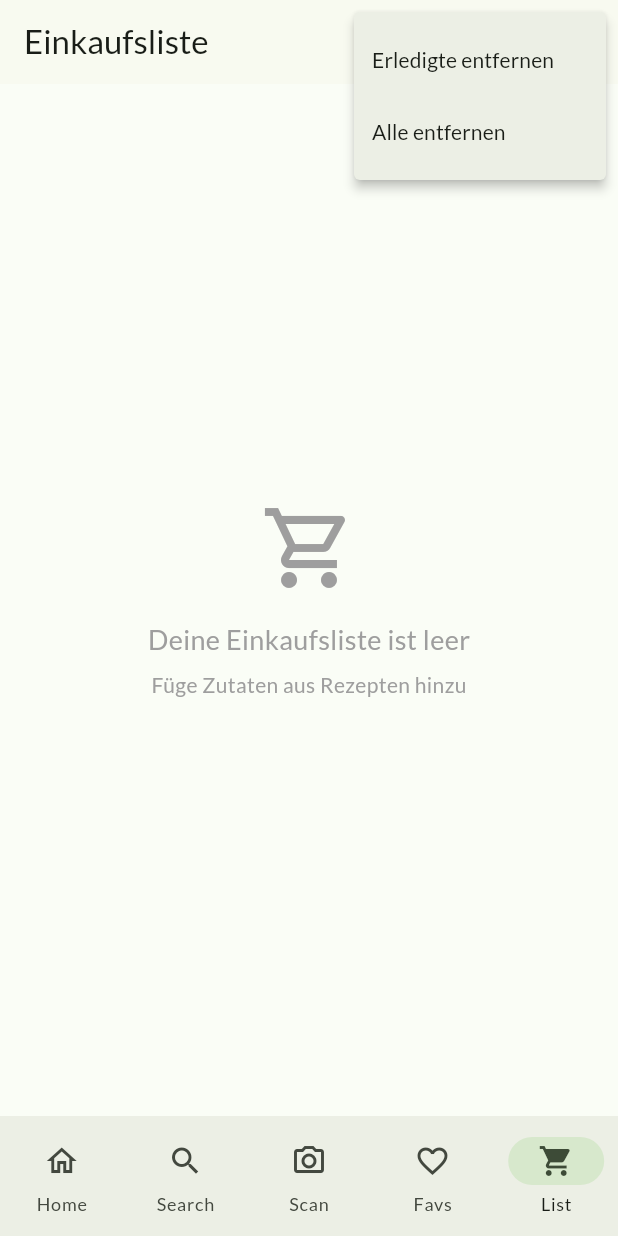
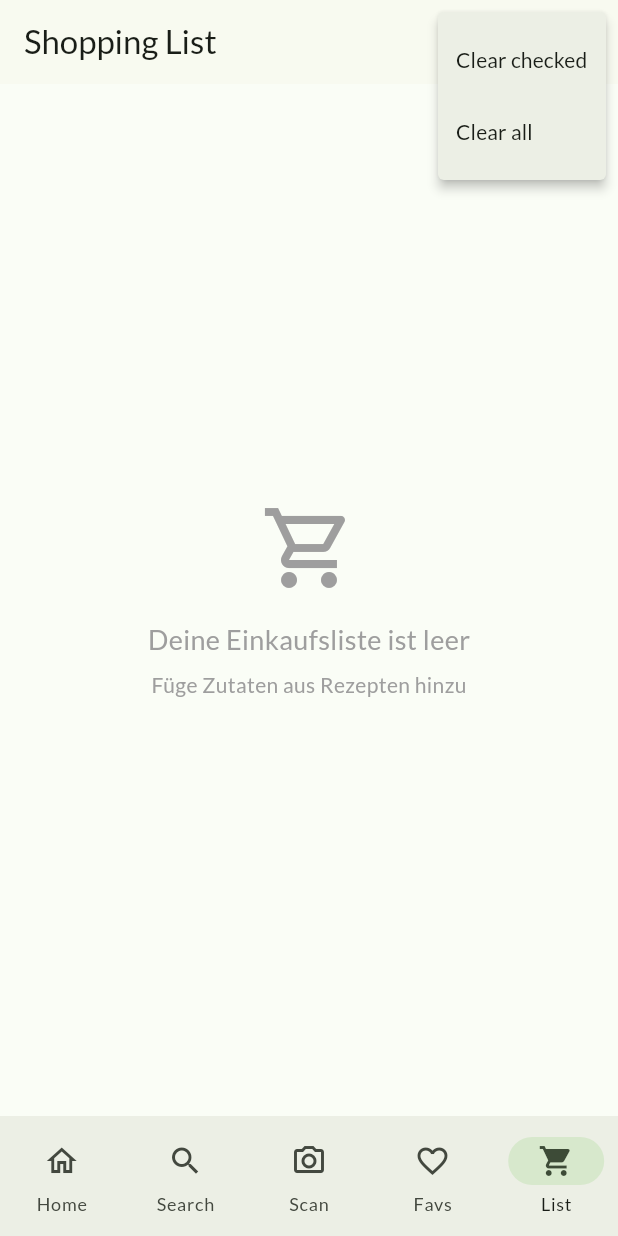
Before and after one commit to byMartYT/mealmate, a Flutter app: the ShoppingPage screen opened by its route, after a tap on the "more vert" icon, on a phone screen of 412 x 824 dp. Run offline on Flutter 3.47's test engine with Material 3 defaults, Android fonts, the phone set to English and light mode, and no system bars; our stand-ins replace dio, flutter_dotenv, flutter_riverpod, go_router, google_fonts, grouped_list and 2 more; accounts and stored records are empty; network calls fail.

Commit message:
final commit

```diff
--- a/lib/features/camera/ingredients_detection_provider.dart
+++ b/lib/features/camera/ingredients_detection_provider.dart
@@ -126,7 +126,6 @@ class IngredientsDetectionNotifier
     state = state.copyWith(ingredients: updatedIngredients);
   }
 
-  // Setzt den Zustand zurück
   void reset() {
     state = IngredientsDetectionState();
   }
@@ -134,7 +133,6 @@ class IngredientsDetectionNotifier
   // Sendet die Zutaten ans Backend und erhält Rezeptvorschläge
   Future<List<String>> getRecipeRecommendations() async {
     try {
-      // Status auf "laden" setzen
       state = state.copyWith(isProcessing: true);
 
       // Zutaten in das richtige Format konvertieren
--- a/lib/features/search/search_controller.dart
+++ b/lib/features/search/search_controller.dart
@@ -35,9 +35,7 @@ class SearchController extends StateNotifier<SearchState> {
   String? _category;
   String? _area;
 
-  SearchController(this._repo, this._query) : super(const SearchState()) {
-    // Kein automatischer Fetch im Konstruktor, wir rufen fetchNext() oder changeFilter() explizit auf
-  }
+  SearchController(this._repo, this._query) : super(const SearchState());
 
   Future<void> fetchNext() async {
     if (state.isLoading || !state.hasMore) return;
@@ -58,7 +56,6 @@ class SearchController extends StateNotifier<SearchState> {
     final nextPage = state.page + 1;
 
     try {
-      // Verwende die backend_service Methode
       final data = await _repo.search(
         _query,
         (nextPage - 1) * _pageSize,
--- a/lib/features/shopping_list/shopping_page.dart
+++ b/lib/features/shopping_list/shopping_page.dart
@@ -25,7 +25,7 @@ class ShoppingPage extends ConsumerWidget {
 
     return Scaffold(
       appBar: AppBar(
-        title: const Text('Einkaufsliste'),
+        title: const Text('Shopping List'),
         actions: [
           // Popup-Menü für Aktionen
           PopupMenuButton<String>(
@@ -42,7 +42,6 @@ class ShoppingPage extends ConsumerWidget {
                       .clearShoppingList();
                   break;
                 case 'sort_recipe':
-                  // Ist bereits implementiert durch GroupedListView
                   break;
               }
             },
@@ -50,11 +49,11 @@ class ShoppingPage extends ConsumerWidget {
                 (context) => [
                   const PopupMenuItem(
                     value: 'clear_checked',
-                    child: Text('Erledigte entfernen'),
+                    child: Text('Clear checked'),
                   ),
                   const PopupMenuItem(
                     value: 'clear_all',
-                    child: Text('Alle entfernen'),
+                    child: Text('Clear all'),
                   ),
                 ],
           ),
--- a/lib/main.dart
+++ b/lib/main.dart
@@ -12,7 +12,6 @@ const EdgeInsets kPadding = EdgeInsets.symmetric(horizontal: 16.0);
 Future<void> main() async {
   WidgetsFlutterBinding.ensureInitialized();
 
-  // Lade sowohl private als auch öffentliche Umgebungsvariablen
   await dotenv.load(fileName: 'public.env'); // Öffentliche Konfiguration
 
   final prefs = await SharedPreferences.getInstance();
--- a/lib/models/recipe_summary.dart
+++ b/lib/models/recipe_summary.dart
@@ -49,9 +49,6 @@
     );
   }
 
-  // Getter für die Bildgröße wird nicht mehr benötigt,
-  // da wir die vollständige URL vom Backend erhalten
-
   Map<String, dynamic> toJson() {
     return {
       'id': id,
--- a/lib/models/shopping_list_item.dart
+++ b/lib/models/shopping_list_item.dart
@@ -1,13 +1,12 @@
 import 'package:mealmate_new/models/ingredient.dart';
 
-/// Ein Element in der Einkaufsliste
 class ShoppingListItem {
-  final String id; // Eindeutige ID für das Item
-  final String recipeId; // ID des Rezepts, aus dem das Item stammt
-  final String recipeName; // Name des Rezepts für die Anzeige
-  final String recipeImage; // Bild-URL des Rezepts
-  final Ingredient ingredient; // Die eigentliche Zutat
-  bool isChecked; // Status (gekauft/nicht gekauft)
+  final String id;
+  final String recipeId;
+  final String recipeName;
+  final String recipeImage;
+  final Ingredient ingredient;
+  bool isChecked;
 
   ShoppingListItem({
     required this.id,
@@ -18,7 +17,6 @@ class ShoppingListItem {
     this.isChecked = false,
   });
 
-  // Kopiere mit Änderungen
   ShoppingListItem copyWith({
     String? id,
     String? recipeId,
--- a/lib/router/app_router.dart
+++ b/lib/router/app_router.dart
@@ -23,7 +23,6 @@ final router = GoRouter(
   navigatorKey: _shellKey,
   initialLocation: Routes.home,
   routes: [
-    // Hauptnavigation mit Tabs
     StatefulShellRoute.indexedStack(
       builder:
           (context, state, navigationShell) =>
```
Also changed, not shown: lib/features/search/search_item.dart (+7 -10 lines), lib/features/search/search_page.dart (+3 -11 lines), lib/features/widgets/error_screen.dart (+0 -11 lines), lib/features/widgets/instructions_list.dart (+1 -7 lines), lib/features/widgets/loading_screen.dart (+0 -9 lines).
